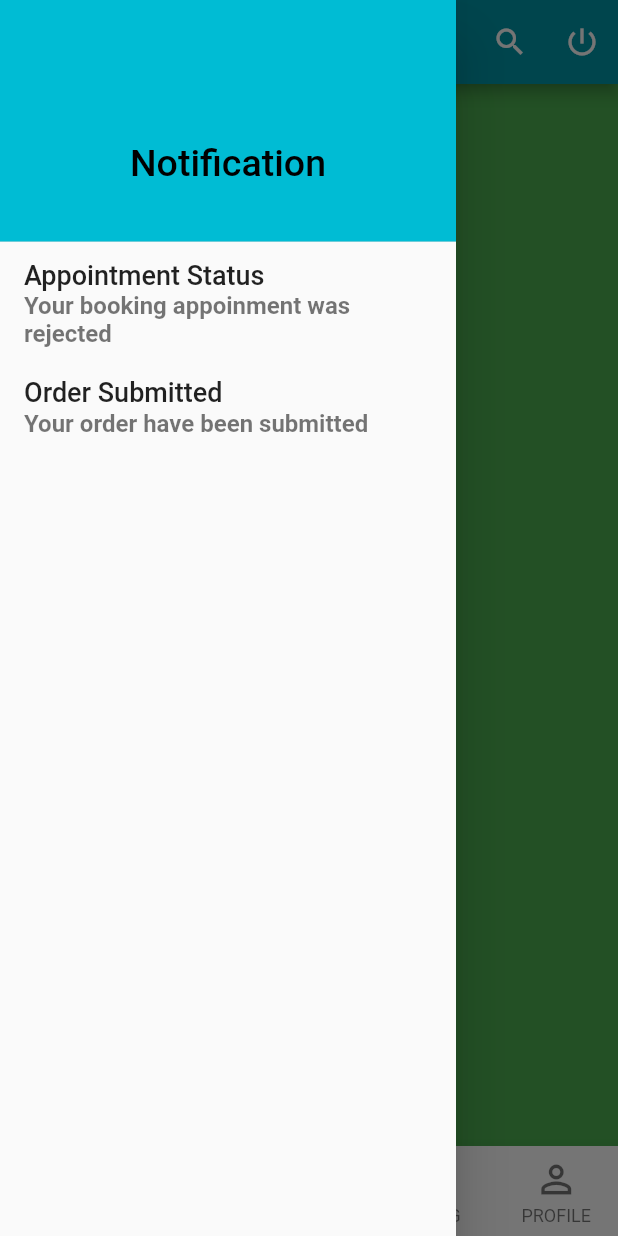
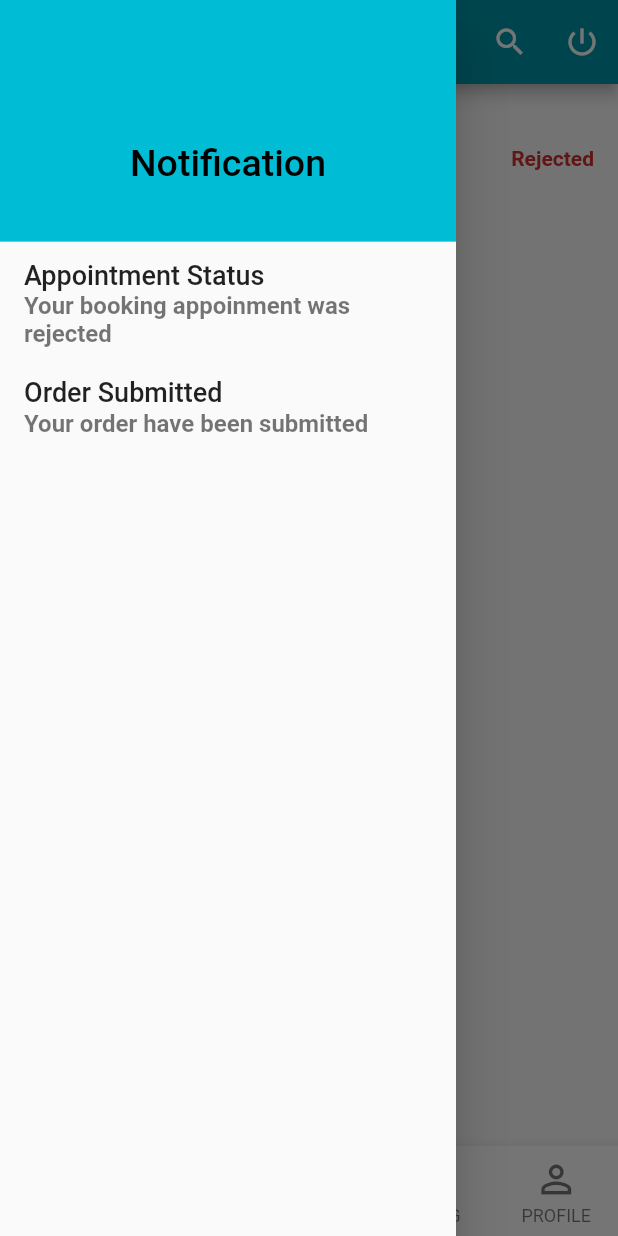
Before and after one commit to nurhafizahshukri/eazeetailor_frontend, a Flutter app: the HomeScreen screen opened directly, item 2 of the bottom bar chosen, with the side drawer open, on a phone screen of 412 x 824 dp. Run offline on Flutter 3.47's test engine with Material 2 defaults, Android fonts, the phone set to English and light mode, and no system bars; our stand-ins replace carousel_slider, datetime_picker_formfield, fluttertoast; missing offline and left inert: keyboard_visibility.

Commit message:
homescreen p2

```diff
--- a/eazeetailor/lib/MainScreens/HomeScreen.dart
+++ b/eazeetailor/lib/MainScreens/HomeScreen.dart
@@ -8,6 +8,9 @@ import 'package:eazeetailor/models/OutfitData.dart';
 import 'package:eazeetailor/models/SizingData.dart';
 import 'package:flutter/cupertino.dart';
 import 'package:flutter/material.dart';
+
+import 'OrderScreen.dart';
+import 'OrderScreen.dart';
 class HomeScreen extends StatefulWidget {
 
   @override
@@ -22,7 +25,8 @@ class _HomeScreenState extends State<HomeScreen> {
 
   final tabs = [
     HomeAction(),
-    Container(color: Colors.green, child: Center(child: Text('ORDER'))),
+    // OrderScreen(),
+    // Container(color: Colors.green, child: Center(child: Text('ORDER'))),
     AppointmentAction(),
     SizingScreen(mockSize),
     ProfileAction(),
```
